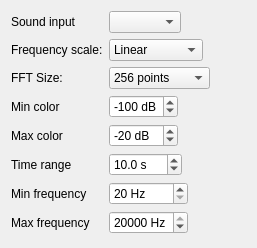
This is settings.ui in tlecomte/friture as Qt 5 draws it before an edit. The edited form follows.
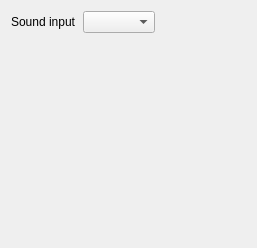
This is the edited form. Icons and pictures are not drawn.

Commit message: Move settings for spectrogram and spectrum to separate classes and window

```diff
--- a/settings.ui
+++ b/settings.ui
@@ -31,218 +31,6 @@
    <item row="0" column="1">
     <widget class="QComboBox" name="comboBox_inputDevice"/>
    </item>
-   <item row="1" column="0">
-    <widget class="QLabel" name="label_2">
-     <property name="text">
-      <string>Frequency scale:</string>
-     </property>
-    </widget>
-   </item>
-   <item row="1" column="1">
-    <widget class="QComboBox" name="comboBox_freqscale">
-     <item>
-      <property name="text">
-       <string>Linear</string>
-      </property>
-     </item>
-     <item>
-      <property name="text">
-       <string>Logarithmic</string>
-      </property>
-     </item>
-    </widget>
-   </item>
-   <item row="2" column="0">
-    <widget class="QLabel" name="label">
-     <property name="text">
-      <string>FFT Size:</string>
-     </property>
-    </widget>
-   </item>
-   <item row="2" column="1">
-    <widget class="QComboBox" name="comboBox_fftsize">
-     <property name="currentIndex">
-      <number>3</number>
-     </property>
-     <item>
-      <property name="text">
-       <string>32 points</string>
-      </property>
-     </item>
-     <item>
-      <property name="text">
-       <string>64 points</string>
-      </property>
-     </item>
-     <item>
-      <property name="text">
-       <string>128 points</string>
-      </property>
-     </item>
-     <item>
-      <property name="text">
-       <string>256 points</string>
-      </property>
-     </item>
-     <item>
-      <property name="text">
-       <string>512 points</string>
-      </property>
-     </item>
-     <item>
-      <property name="text">
-       <string>1024 points</string>
-      </property>
-     </item>
-     <item>
-      <property name="text">
-       <string>2048 points</string>
-      </property>
-     </item>
-     <item>
-      <property name="text">
-       <string>4096 points</string>
-      </property>
-     </item>
-     <item>
-      <property name="text">
-       <string>8192 points</string>
-      </property>
-     </item>
-     <item>
-      <property name="text">
-       <string>16384 points</string>
-      </property>
-     </item>
-    </widget>
-   </item>
-   <item row="3" column="0">
-    <widget class="QLabel" name="label_5">
-     <property name="text">
-      <string>Min color</string>
-     </property>
-    </widget>
-   </item>
-   <item row="3" column="1">
-    <widget class="QSpinBox" name="spinBox_specmin">
-     <property name="keyboardTracking">
-      <bool>false</bool>
-     </property>
-     <property name="suffix">
-      <string> dB</string>
-     </property>
-     <property name="minimum">
-      <number>-200</number>
-     </property>
-     <property name="maximum">
-      <number>200</number>
-     </property>
-     <property name="value">
-      <number>-100</number>
-     </property>
-    </widget>
-   </item>
-   <item row="4" column="0">
-    <widget class="QLabel" name="label_6">
-     <property name="text">
-      <string>Max color</string>
-     </property>
-    </widget>
-   </item>
-   <item row="4" column="1">
-    <widget class="QSpinBox" name="spinBox_specmax">
-     <property name="keyboardTracking">
-      <bool>false</bool>
-     </property>
-     <property name="suffix">
-      <string> dB</string>
-     </property>
-     <property name="minimum">
-      <number>-200</number>
-     </property>
-     <property name="maximum">
-      <number>200</number>
-     </property>
-     <property name="value">
-      <number>-20</number>
-     </property>
-    </widget>
-   </item>
-   <item row="5" column="0">
-    <widget class="QLabel" name="label_4">
-     <property name="text">
-      <string>Time range</string>
-     </property>
-    </widget>
-   </item>
-   <item row="5" column="1">
-    <widget class="QDoubleSpinBox" name="doubleSpinBox_timerange">
-     <property name="suffix">
-      <string> s</string>
-     </property>
-     <property name="decimals">
-      <number>1</number>
-     </property>
-     <property name="minimum">
-      <double>0.100000000000000</double>
-     </property>
-     <property name="maximum">
-      <double>1000.000000000000000</double>
-     </property>
-     <property name="value">
-      <double>10.000000000000000</double>
-     </property>
-    </widget>
-   </item>
-   <item row="6" column="0">
-    <widget class="QLabel" name="label_7">
-     <property name="text">
-      <string>Min frequency</string>
-     </property>
-    </widget>
-   </item>
-   <item row="6" column="1">
-    <widget class="QSpinBox" name="spinBox_minfreq">
-     <property name="suffix">
-      <string> Hz</string>
-     </property>
-     <property name="minimum">
-      <number>20</number>
-     </property>
-     <property name="maximum">
-      <number>20000</number>
-     </property>
-     <property name="singleStep">
-      <number>10</number>
-     </property>
-    </widget>
-   </item>
-   <item row="7" column="0">
-    <widget class="QLabel" name="label_8">
-     <property name="text">
-      <string>Max frequency</string>
-     </property>
-    </widget>
-   </item>
-   <item row="7" column="1">
-    <widget class="QSpinBox" name="spinBox_maxfreq">
-     <property name="suffix">
-      <string> Hz</string>
-     </property>
-     <property name="minimum">
-      <number>20</number>
-     </property>
-     <property name="maximum">
-      <number>20000</number>
-     </property>
-     <property name="singleStep">
-      <number>1000</number>
-     </property>
-     <property name="value">
-      <number>20000</number>
-     </property>
-    </widget>
-   </item>
   </layout>
  </widget>
  <resources>
```
The commit also changes 10 other files.
